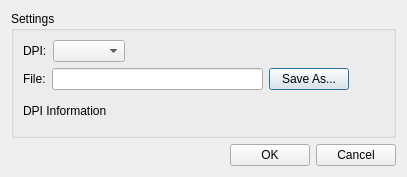
First picture: the form in src/terralib/layout/qt/ui/PDFSettings.ui, repository claudiobogossian/terraprint, before the edit.
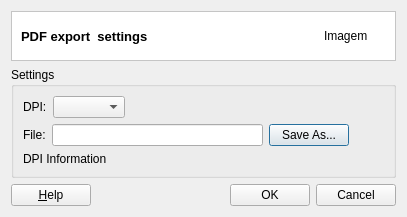
Second picture: the form after the edit.

Commit message: layout view adjusted in TerraView format

Diff of the .ui file:
```diff
--- a/src/terralib/layout/qt/ui/PDFSettings.ui
+++ b/src/terralib/layout/qt/ui/PDFSettings.ui
@@ -7,7 +7,7 @@
     <x>0</x>
     <y>0</y>
     <width>407</width>
-    <height>177</height>
+    <height>216</height>
    </rect>
   </property>
   <property name="sizePolicy">
@@ -19,7 +19,7 @@
   <property name="maximumSize">
    <size>
     <width>407</width>
-    <height>177</height>
+    <height>216</height>
    </size>
   </property>
   <property name="windowTitle">
@@ -28,12 +28,74 @@
   <property name="modal">
    <bool>true</bool>
   </property>
-  <layout class="QVBoxLayout" name="verticalLayout_3">
-   <item>
+  <layout class="QGridLayout" name="gridLayout_3">
+   <item row="0" column="0">
+    <widget class="QFrame" name="frame_2">
+     <property name="styleSheet">
+      <string notr="true">QWidget { background: white }</string>
+     </property>
+     <property name="frameShape">
+      <enum>QFrame::StyledPanel</enum>
+     </property>
+     <property name="frameShadow">
+      <enum>QFrame::Sunken</enum>
+     </property>
+     <layout class="QGridLayout" name="gridLayout_4" columnstretch="1,0">
+      <property name="topMargin">
+       <number>0</number>
+      </property>
+      <property name="bottomMargin">
+       <number>0</number>
+      </property>
+      <property name="horizontalSpacing">
+       <number>9</number>
+      </property>
+      <item row="0" column="1">
+       <widget class="QLabel" name="m_imgLabel">
+        <property name="minimumSize">
+         <size>
+          <width>62</width>
+          <height>48</height>
+         </size>
+        </property>
+        <property name="maximumSize">
+         <size>
+          <width>48</width>
+          <height>48</height>
+         </size>
+        </property>
+        <property name="text">
+         <string>Imagem</string>
+        </property>
+       </widget>
+      </item>
+      <item row="0" column="0">
+       <widget class="QLabel" name="m_datasourceTypeTitleLabel">
+        <property name="font">
+         <font>
+          <pointsize>10</pointsize>
+          <weight>75</weight>
+          <bold>true</bold>
+         </font>
+        </property>
+        <property name="text">
+         <string>PDF export  settings</string>
+        </property>
+       </widget>
+      </item>
+     </layout>
+    </widget>
+   </item>
+   <item row="1" column="0">
+    <layout class="QGridLayout" name="gridLayout_2">
+     <item row="0" column="0">
     <widget class="QGroupBox" name="grpSettings">
      <property name="title">
       <string>Settings</string>
      </property>
+       <property name="flat">
+        <bool>true</bool>
+       </property>
      <layout class="QVBoxLayout" name="verticalLayout_2">
       <item>
        <layout class="QVBoxLayout" name="verticalLayout">
@@ -129,34 +191,46 @@
      </layout>
     </widget>
    </item>
-   <item>
-    <layout class="QHBoxLayout" name="horizontalLayout_3">
-     <item>
+     <item row="1" column="0">
+      <layout class="QGridLayout" name="gridLayout">
+       <item row="0" column="0">
+        <widget class="QPushButton" name="helpPushButton">
+         <property name="text">
+          <string>&amp;Help</string>
+         </property>
+         <property name="shortcut">
+          <string>Alt+H</string>
+         </property>
+        </widget>
+       </item>
+       <item row="0" column="1">
       <spacer name="horizontalSpacer_3">
        <property name="orientation">
         <enum>Qt::Horizontal</enum>
        </property>
        <property name="sizeHint" stdset="0">
         <size>
-         <width>208</width>
+           <width>128</width>
          <height>20</height>
         </size>
        </property>
       </spacer>
      </item>
-     <item>
+       <item row="0" column="2">
       <widget class="QPushButton" name="pBtnOK">
        <property name="text">
         <string>OK</string>
        </property>
       </widget>
      </item>
-     <item>
+       <item row="0" column="3">
       <widget class="QPushButton" name="pBtnCancel">
        <property name="text">
         <string>Cancel</string>
        </property>
       </widget>
+       </item>
+      </layout>
      </item>
     </layout>
    </item>
```
Lines whose indentation alone changed are shown as unchanged. The commit also changes 8 other files.
